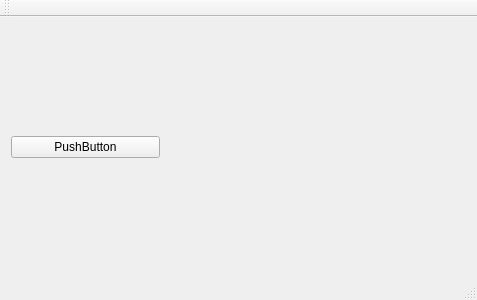
Old version of the form mainwindow.ui in the repository brickpanzer/CCC.
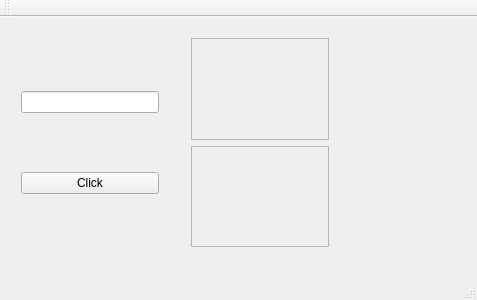
New version of the form.

Commit message:
Clicker Class Update
second comit over all

```diff
--- a/mainwindow.ui
+++ b/mainwindow.ui
@@ -17,45 +17,83 @@
    <widget class="QWidget" name="verticalLayoutWidget">
     <property name="geometry">
      <rect>
-      <x>0</x>
-      <y>0</y>
-      <width>171</width>
-      <height>241</height>
+      <x>180</x>
+      <y>10</y>
+      <width>160</width>
+      <height>231</height>
      </rect>
     </property>
-    <layout class="QVBoxLayout" name="verticalLayout">
+    <layout class="QVBoxLayout" name="UpgradeSpace">
      <item>
-      <spacer name="horizontalSpacer">
-       <property name="orientation">
-        <enum>Qt::Horizontal</enum>
+      <widget class="QScrollArea" name="scrollArea_2">
+       <property name="widgetResizable">
+        <bool>true</bool>
        </property>
-       <property name="sizeHint" stdset="0">
-        <size>
-         <width>40</width>
-         <height>20</height>
-        </size>
-       </property>
-      </spacer>
+       <widget class="QWidget" name="scrollAreaWidgetContents_2">
+        <property name="geometry">
+         <rect>
+          <x>0</x>
+          <y>0</y>
+          <width>156</width>
+          <height>110</height>
+         </rect>
+        </property>
+       </widget>
+      </widget>
      </item>
      <item>
-      <widget class="QPushButton" name="pushButton">
-       <property name="text">
-        <string>PushButton</string>
+      <widget class="QScrollArea" name="scrollArea">
+       <property name="widgetResizable">
+        <bool>true</bool>
        </property>
+       <widget class="QWidget" name="scrollAreaWidgetContents">
+        <property name="geometry">
+         <rect>
+          <x>0</x>
+          <y>0</y>
+          <width>156</width>
+          <height>109</height>
+         </rect>
+        </property>
+       </widget>
       </widget>
      </item>
     </layout>
    </widget>
-   <widget class="QWidget" name="verticalLayoutWidget_2">
+   <widget class="QWidget" name="gridLayoutWidget">
     <property name="geometry">
      <rect>
-      <x>190</x>
+      <x>10</x>
       <y>10</y>
       <width>160</width>
       <height>231</height>
      </rect>
     </property>
-    <layout class="QVBoxLayout" name="verticalLayout_2"/>
+    <layout class="QGridLayout" name="MainSpace">
+     <item row="2" column="0">
+      <widget class="QPushButton" name="Click">
+       <property name="sizePolicy">
+        <sizepolicy hsizetype="Preferred" vsizetype="Fixed">
+         <horstretch>0</horstretch>
+         <verstretch>0</verstretch>
+        </sizepolicy>
+       </property>
+       <property name="text">
+        <string>Click</string>
+       </property>
+      </widget>
+     </item>
+     <item row="0" column="0">
+      <widget class="QLineEdit" name="CookieDisplay">
+       <property name="layoutDirection">
+        <enum>Qt::RightToLeft</enum>
+       </property>
+       <property name="autoFillBackground">
+        <bool>false</bool>
+       </property>
+      </widget>
+     </item>
+    </layout>
    </widget>
   </widget>
   <widget class="QMenuBar" name="menuBar">
@@ -64,7 +102,7 @@
      <x>0</x>
      <y>0</y>
      <width>477</width>
-     <height>20</height>
+     <height>21</height>
     </rect>
    </property>
   </widget>
```
The commit also changes 5 other files.
